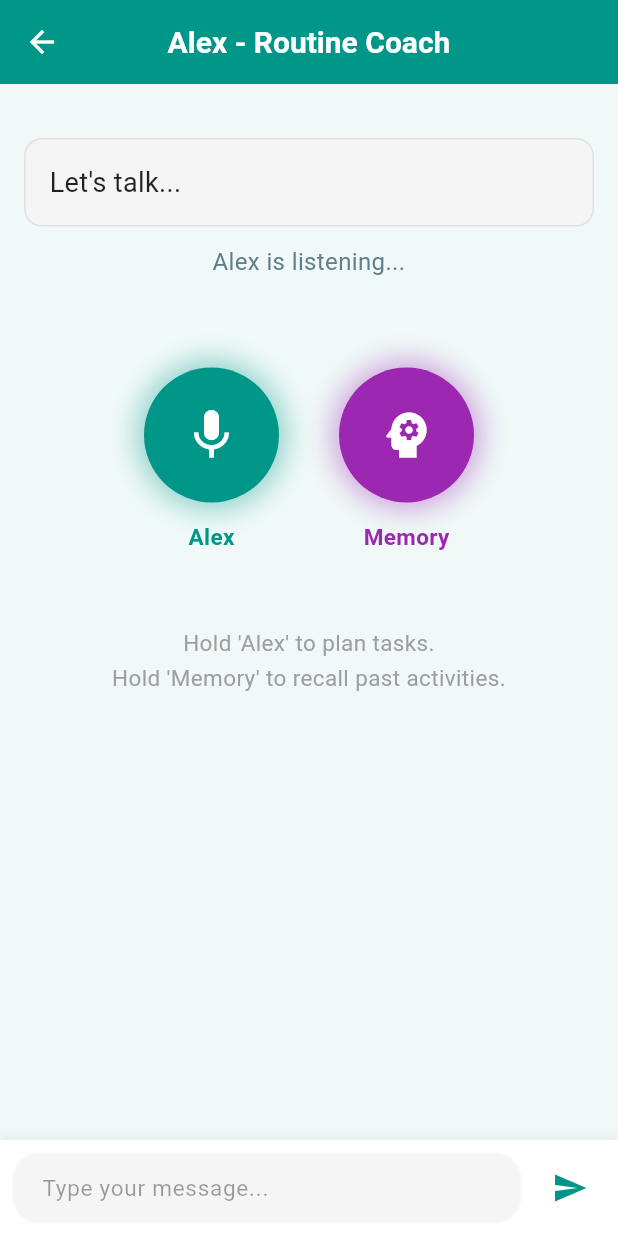
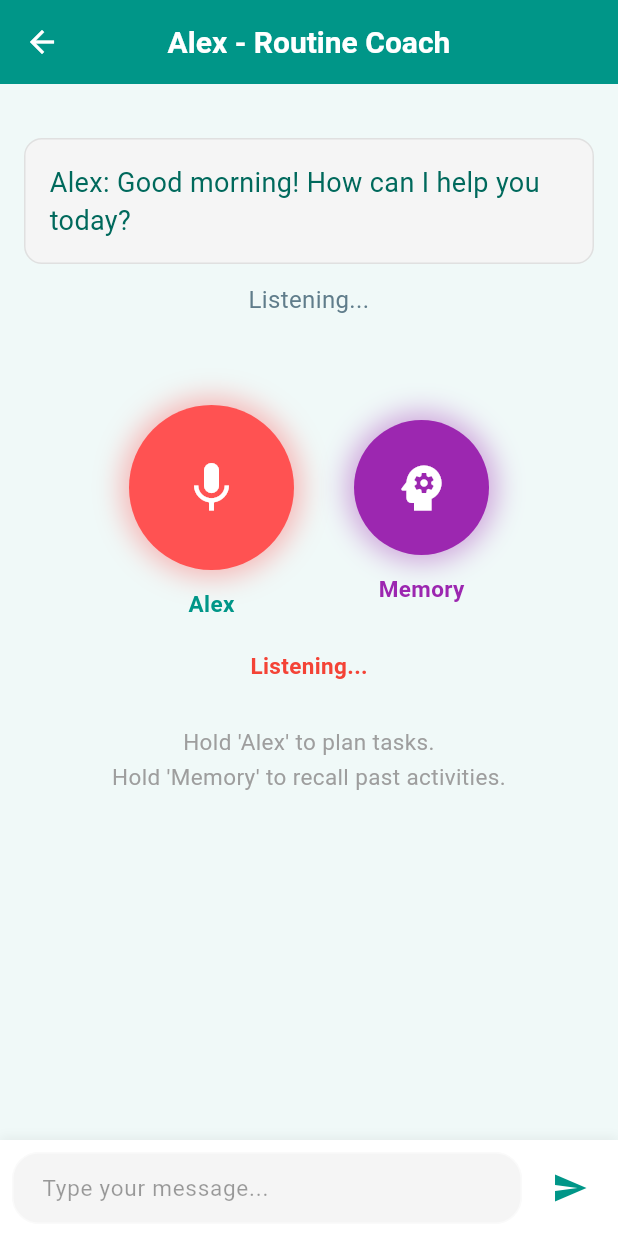
Before and after one commit to mihili2002/Mobile-Caregiving-and-Monitoring-System, a Flutter app: the VoiceChatbotPage screen opened directly with empty values, on a phone screen of 412 x 824 dp. Run offline on Flutter 3.47's test engine with Material 3 defaults, Android fonts, the phone set to English and light mode, and no system bars; our stand-ins replace audioplayers, cloud_firestore, file_picker, firebase_auth, firebase_core, firebase_messaging and 9 more; missing offline and left inert: record; accounts and stored records are empty; network calls fail.

Commit message:
Implement voice chatbot page for elder users with speech-to-text, text-to-speech

```diff
--- a/lib/pages/elder/voice_chatbot_page.dart
+++ b/lib/pages/elder/voice_chatbot_page.dart
@@ -56,13 +56,31 @@ class _VoiceChatbotPageState extends State<VoiceChatbotPage> {
     });
   }
 
+  String _getGreetingPhrase() {
+    final hour = DateTime.now().hour;
+    if (hour < 12) {
+      return "Good morning";
+    } else if (hour < 15) {
+      return "Good afternoon";
+    } else {
+      return "Good evening";
+    }
+  }
+
   Future<void> _fetchGreeting() async {
     try {
       final baseUrl = UserService.getApiUrl(context);
       final response = await http.get(Uri.parse('$baseUrl/api/ai/greet?uid=${widget.user.uid}'));
       if (response.statusCode == 200) {
         final data = jsonDecode(response.body);
-        final reply = data['reply'] ?? "Hello! I'm Alex.";
+        String reply = data['reply'] ?? "Hello! I'm Alex.";
+
+        // Ensure the reply starts with the real-time greeting
+        final greeting = _getGreetingPhrase();
+        if (!reply.toLowerCase().startsWith(greeting.toLowerCase())) {
+          reply = "$greeting! $reply";
+        }
+
         if (mounted) {
           setState(() {
             _aiReply = reply;
@@ -73,6 +91,14 @@ class _VoiceChatbotPageState extends State<VoiceChatbotPage> {
       }
     } catch (e) {
       debugPrint("Error fetching greeting: $e");
+      final greeting = _getGreetingPhrase();
+      if (mounted) {
+        setState(() {
+          _aiReply = "$greeting! How can I help you today?";
+        });
+        await _voiceService.speak(_aiReply);
+        _startListening();
+      }
     }
   }
 
```
